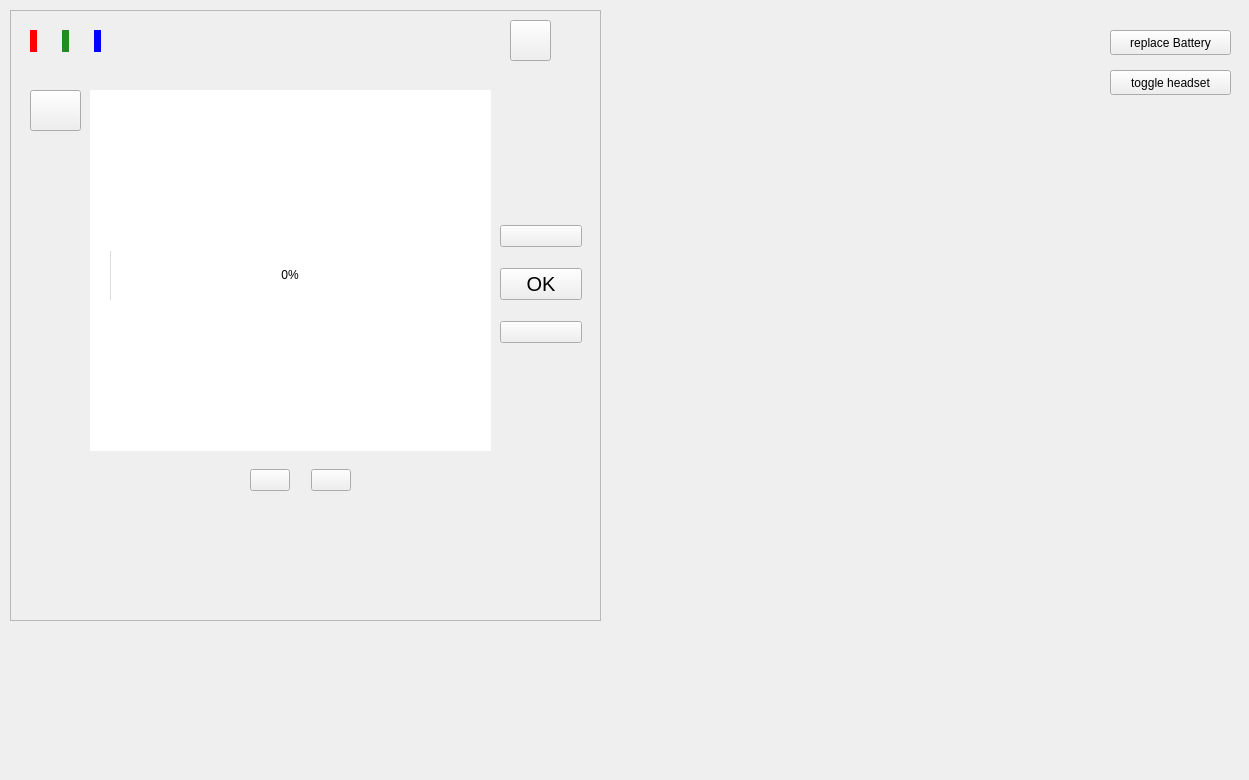
First picture: the form in neureset/mainwindow.ui, repository Gabmelom/neureset, before the edit.
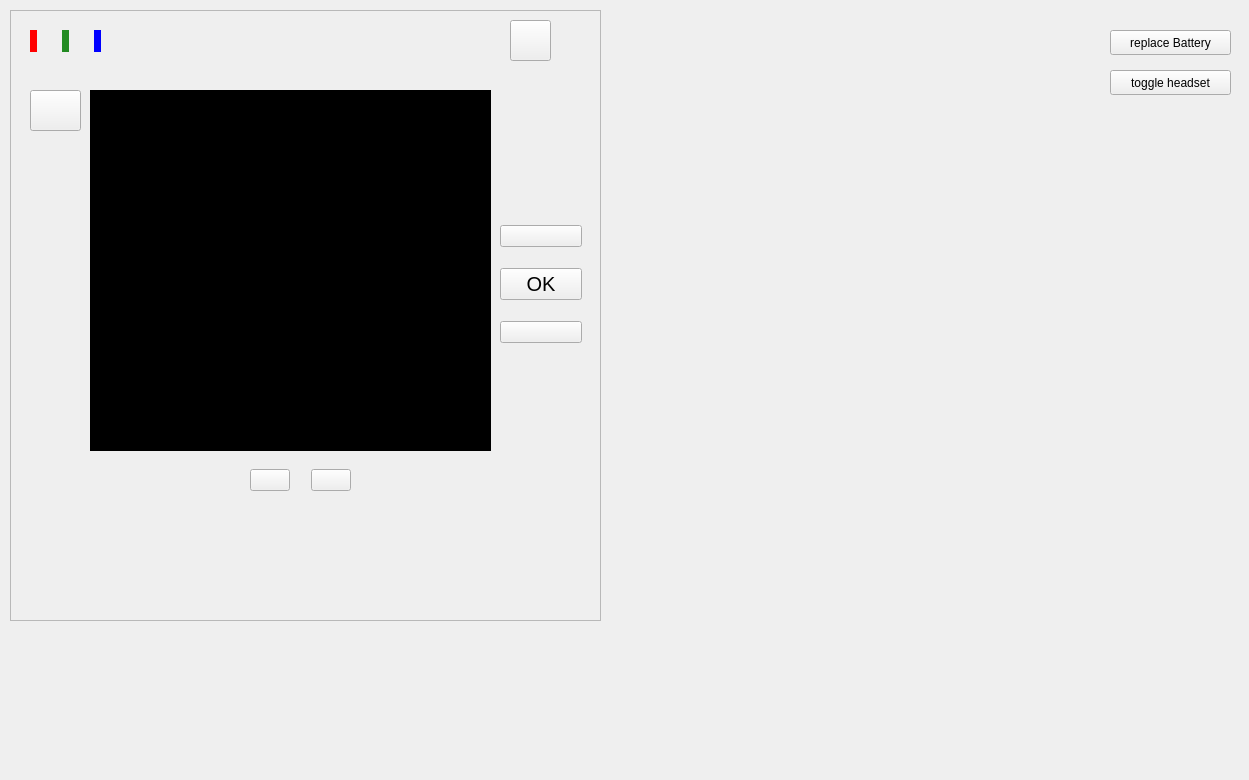
Second picture: the form after the edit. Icons and pictures are not drawn.

Commit message: added power off screen and functionality. commiting to merge with main

What changed in the file:
```diff
--- a/neureset/mainwindow.ui
+++ b/neureset/mainwindow.ui
@@ -303,8 +303,22 @@
       <string notr="true">border: solid 1px;</string>
      </property>
      <property name="currentIndex">
-      <number>1</number>
+      <number>0</number>
      </property>
+     <widget class="QWidget" name="powerOffPage">
+      <property name="enabled">
+       <bool>true</bool>
+      </property>
+      <property name="baseSize">
+       <size>
+        <width>0</width>
+        <height>0</height>
+       </size>
+      </property>
+      <property name="styleSheet">
+       <string notr="true">background-color:rgb(0, 0, 0);</string>
+      </property>
+     </widget>
      <widget class="QWidget" name="HomePage">
       <property name="styleSheet">
        <string notr="true">background-color:white;</string>
```
The commit also changes 3 other files.
